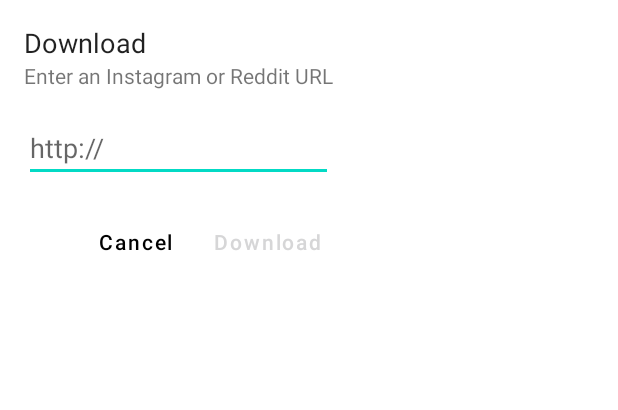
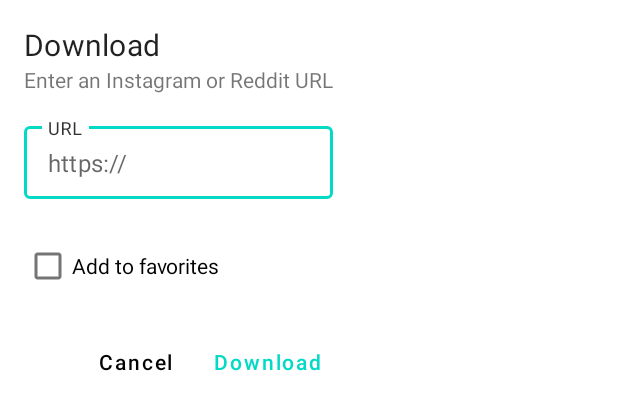
Before and after one commit to RaymondSalim/RedditDownloader-Kotlin, an Android app: the layout fragment_gallery_dialog.xml on its own in the app's theme, with its tools: preview values and no code run, on a phone screen of 412 x 824 dp. Shown: the top 410 px of the screen. Run offline under Robolectric (Android 15) with nearby library versions, the phone set to English and light mode, and no system bars.

Commit message:
Updated Gallery Dialog Fragment  - Input is now validated  - Added option to add to favourites

```diff
--- a/app/build.gradle
+++ b/app/build.gradle
@@ -78,4 +78,7 @@
     implementation "androidx.dynamicanimation:dynamicanimation:$dynamicanimation_version"
 
 
+    testImplementation 'junit:junit:4.13.1'
+    testImplementation "com.google.truth:truth:1.1.2"
+
 }
--- /dev/null
+++ b/app/src/main/res/anim/cycle_7.xml
@@ -0,0 +1,5 @@
+<?xml version="1.0" encoding="utf-8"?>
+<cycleInterpolator
+        xmlns:android="http://schemas.android.com/apk/res/android"
+        android:cycles="7"
+/>
--- /dev/null
+++ b/app/src/main/res/anim/shake.xml
@@ -0,0 +1,6 @@
+<?xml version="1.0" encoding="utf-8"?>
+<translate
+        xmlns:android="http://schemas.android.com/apk/res/android"
+        android:fromXDelta="0" android:toXDelta="10" android:duration="1000"
+        android:interpolator="@anim/cycle_7"
+/>
--- a/app/src/main/res/layout/fragment_gallery_dialog.xml
+++ b/app/src/main/res/layout/fragment_gallery_dialog.xml
@@ -18,7 +18,7 @@
                android:layout_height="wrap_content"
                 android:text="@string/dialog_download"
                 style="@style/MaterialAlertDialog.MaterialComponents.Title.Text"
-                android:textSize="18sp"
+                android:textSize="20sp"
                 />
 
         <com.google.android.material.textview.MaterialTextView
@@ -27,13 +27,33 @@
                 android:text="@string/dialog_fragment_content"
                 />
 
-        <com.google.android.material.textfield.TextInputEditText
+        <com.google.android.material.textfield.TextInputLayout
+                android:id="@+id/url_input_layout"
                 android:layout_width="match_parent"
                 android:layout_height="wrap_content"
-                android:inputType="textWebEmailAddress"
                 android:layout_marginTop="16dp"
-                android:hint="@string/url_placeholder"
-        />
+                app:hintTextColor="@color/hintTextColor"
+                app:endIconMode="clear_text"
+                app:errorEnabled="true"
+                app:prefixText="@string/url_prefix_text"
+                style="@style/TextInputLayout"
+        >
+
+                <com.google.android.material.textfield.TextInputEditText
+                        android:id="@+id/url_input"
+                        android:layout_width="match_parent"
+                        android:layout_height="wrap_content"
+                        android:inputType="textWebEmailAddress"
+                        android:hint="@string/url_placeholder"
+                />
+
+        </com.google.android.material.textfield.TextInputLayout>
+
+        <com.google.android.material.checkbox.MaterialCheckBox
+                android:layout_width="wrap_content"
+                android:layout_height="wrap_content"
+                android:text="@string/favorites_confirmation"
+                />
 
         <androidx.appcompat.widget.LinearLayoutCompat
                 android:layout_gravity="right"
@@ -66,7 +86,7 @@
                         android:layout_width="match_parent"
                         android:layout_height="wrap_content"
                         android:text="@string/dialog_download"
-                        android:textColor="@color/buttonPositiveBackground"
+                        android:textColor="@color/colorAccent"
                         android:radius="@dimen/dialogCornerRadius"
                         android:textAllCaps="false"
                 />
--- a/app/src/main/res/values-night/colors.xml
+++ b/app/src/main/res/values-night/colors.xml
@@ -5,7 +5,7 @@
     <color name="colorAccent">#03DAC5</color>
     <color name="textColor">#FFFFFFFF</color>
     <color name="textColorOpposite">#FF000000</color>
-
+    <color name="hintTextColor">#BEBEBE</color>
 
     <color name="bottomNavSelected">#0099CC</color>
     <color name="bottomNavDefault">#FFAAAAAA</color>
--- a/app/src/main/res/values/colors.xml
+++ b/app/src/main/res/values/colors.xml
@@ -5,6 +5,7 @@
     <color name="colorAccent">#03DAC5</color>
     <color name="textColor">#FF000000</color>
     <color name="textColorOpposite">#FFFFFFFF</color>
+    <color name="hintTextColor">#323232</color>
 
     <color name="bottomNavSelected">#03DAC5</color>
     <color name="bottomNavDefault">#717171</color>
--- a/app/src/main/res/values/strings.xml
+++ b/app/src/main/res/values/strings.xml
@@ -20,7 +20,9 @@
 
 
     <!-- Dialog Fragment-->
-    <string name="url_placeholder">http://</string>
+    <string name="url_placeholder">URL</string>
+    <string name="url_prefix_text">https://</string>
+    <string name="favorites_confirmation">Add to favorites</string>
     <string name="dialog_download">Download</string>
     <string name="dialog_fragment_content">Enter an Instagram or Reddit URL</string>
 
--- a/app/src/main/res/values/styles.xml
+++ b/app/src/main/res/values/styles.xml
@@ -8,21 +8,16 @@
         <item name="android:windowAnimationStyle">@style/WindowAnimationTransition</item>
     </style>
 
-    <style name="RoundedCorners" parent="@style/Theme.MaterialComponents.DayNight.Dialog">
+    <style name="RoundedCornersDialog" parent="@style/Theme.MaterialComponents.DayNight.Dialog">
         <item name="dialogCornerRadius">@dimen/dialogCornerRadius</item>
         <item name="windowMinWidthMajor">65%</item>
         <item name="windowMinWidthMinor">95%</item>
     </style>
 
-<!--    <style name="RoundedCornersMaterial" parent="@style/ThemeOverlay.MaterialComponents.MaterialAlertDialog">-->
-<!--        <item name="shapeAppearanceOverlay">@style/RoundedCornersAppearanceOverlay</item>-->
-<!--        <item name="dialogCornerRadius">@dimen/dialogCornerRadius</item>-->
-<!--    </style>-->
-
-<!--    <style name="RoundedCornersAppearanceOverlay">-->
-<!--        <item name="cornerFamily">rounded</item>-->
-<!--        <item name="cornerRadius">@dimen/dialogCornerRadius</item>-->
-<!--    </style>-->
+    <style name="TextInputLayout" parent="Widget.MaterialComponents.TextInputLayout.OutlinedBox.Dense">
+        <item name="boxStrokeColor">@color/colorAccent</item>
+        <item name="boxStrokeWidth">2dp</item>
+    </style>
 
     <style name="WindowAnimationTransition">
         <item name="android:windowEnterAnimation">@android:anim/fade_in</item>
```
Also changed, not shown: app/src/main/java/com/reas/redditdownloaderkotlin/gallery/GalleryDialogFragment.kt (+41 -9 lines), app/src/main/java/com/reas/redditdownloaderkotlin/gallery/UrlInputValidator.kt (added, +49 -0 lines), 1 other file.
